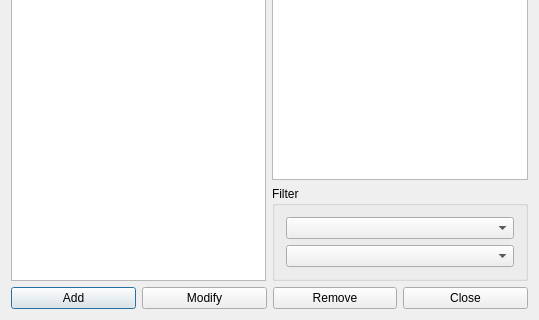
Before: the Qt Designer form fet/src/interface/constraintsubjectactivitytagpreferredroomsform_template.ui in vonmecheln/fet, drawn with Qt 5; both pictures show x 0 to 539 and y 166 to 486 of the 539 by 486 pixel window.
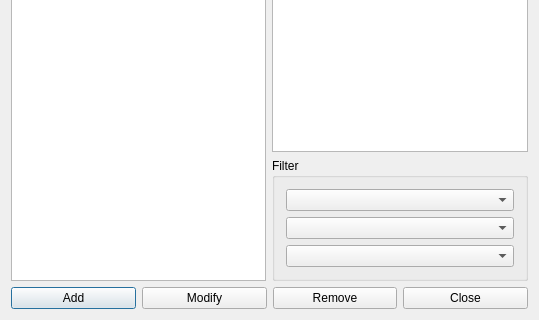
After: the same form once the commit is applied.

```diff
--- a/fet/src/interface/constraintsubjectactivitytagpreferredroomsform_template.ui
+++ b/fet/src/interface/constraintsubjectactivitytagpreferredroomsform_template.ui
@@ -60,12 +60,15 @@
       <string>Filter</string>
      </property>
      <layout class="QGridLayout" name="gridLayout">
-      <item row="0" column="0">
-       <widget class="QComboBox" name="subjectsComboBox"/>
-      </item>
-      <item row="1" column="0">
+      <item row="2" column="0">
        <widget class="QComboBox" name="activityTagsComboBox"/>
       </item>
+      <item row="1" column="0">
+       <widget class="QComboBox" name="subjectsComboBox"/>
+      </item>
+      <item row="3" column="0">
+       <widget class="QComboBox" name="roomsComboBox"/>
+      </item>
      </layout>
     </widget>
    </item>
```
